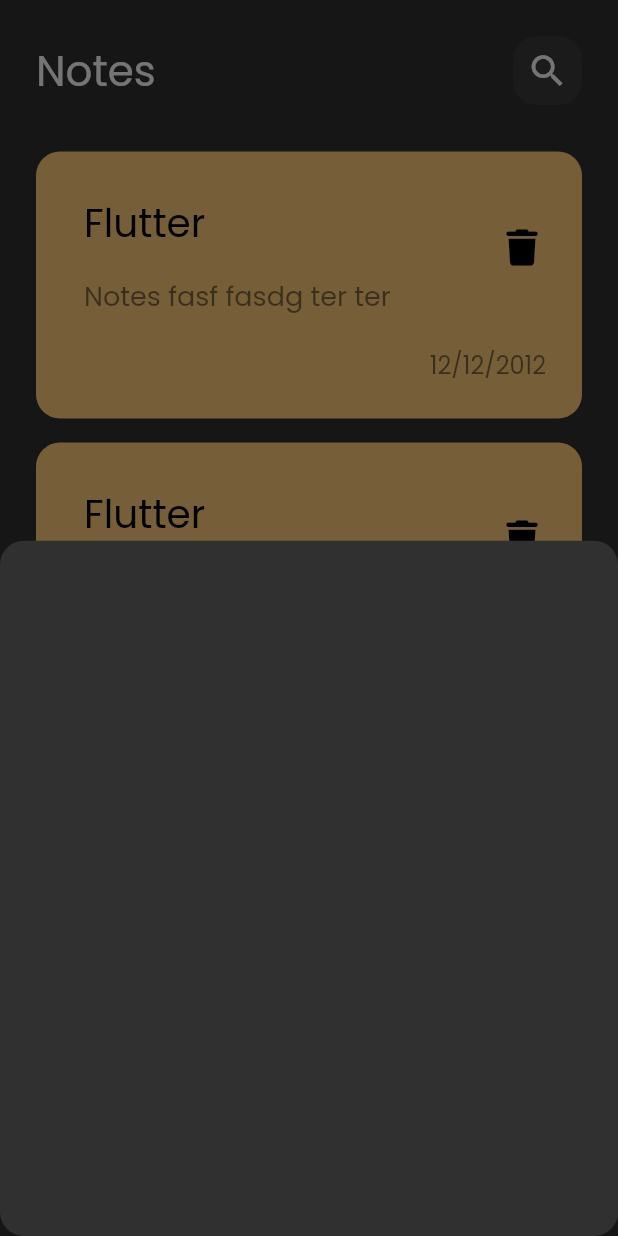
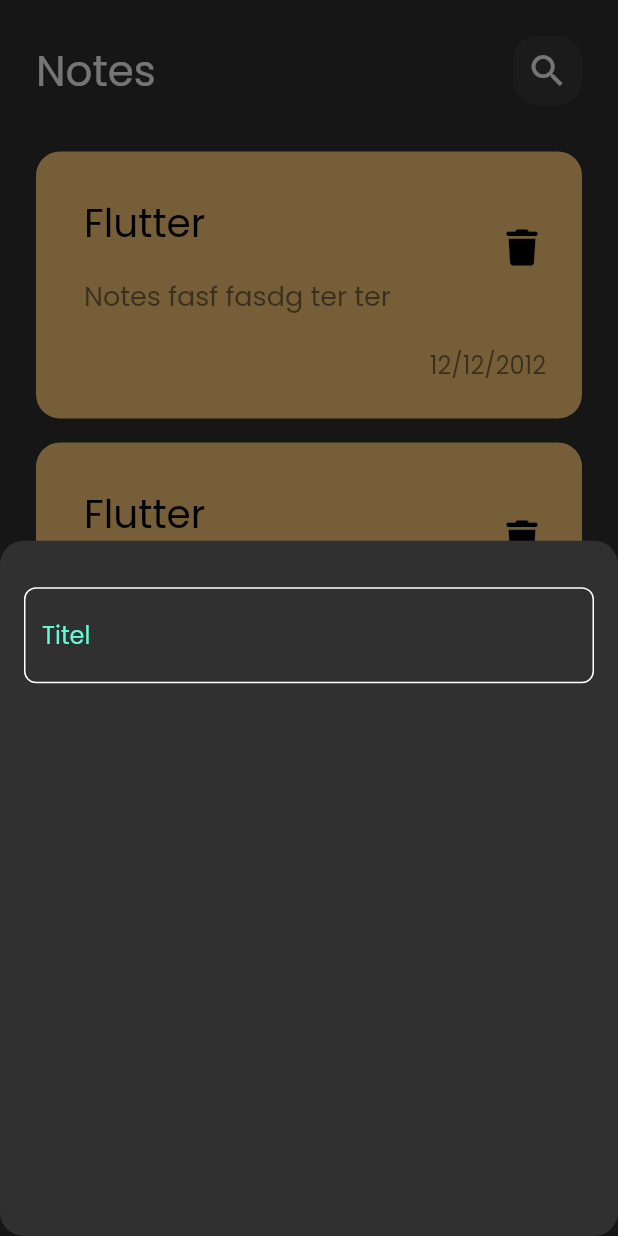
Before and after one commit to ahmedalgzery/Notes-App, a Flutter app: the screen it shows after launch, after a tap on the "add" icon, on a phone screen of 412 x 824 dp. Run offline on Flutter 3.47's test engine with Material 2 defaults, Android fonts, the phone set to English and light mode, and no system bars; our stand-ins replace font_awesome_flutter.

Commit message:
create custom Text field

```diff
--- /dev/null
+++ b/lib/constantes.dart
@@ -0,0 +1,3 @@
+import 'package:flutter/material.dart';
+
+const kPrimaryColor = Color(0xff62FCD7);
--- a/lib/widgets/add_show_modal_bottom_sheet.dart
+++ b/lib/widgets/add_show_modal_bottom_sheet.dart
@@ -1,10 +1,21 @@
 import 'package:flutter/material.dart';
+import 'package:notes/widgets/custom_text_field.dart';
 
 class AddNoteBottomSheet extends StatelessWidget {
   const AddNoteBottomSheet({super.key});
 
   @override
   Widget build(BuildContext context) {
-    return Container();
+    return const Padding(
+      padding: EdgeInsets.all(16.0),
+      child: Column(
+        children: [
+          SizedBox(
+            height: 15.0,
+          ),
+          CustmTextField(),
+        ],
+      ),
+    );
   }
 }
--- /dev/null
+++ b/lib/widgets/custom_text_field.dart
@@ -0,0 +1,31 @@
+import 'package:flutter/material.dart';
+import 'package:notes/constantes.dart';
+
+class CustmTextField extends StatelessWidget {
+  const CustmTextField({super.key});
+
+  @override
+  Widget build(BuildContext context) {
+    return TextField(
+      cursorColor: kPrimaryColor,
+      decoration: InputDecoration(
+        hintText: 'Titel',
+        hintStyle: const TextStyle(
+          color: kPrimaryColor,
+        ),
+        border: buildBorder(),
+        enabledBorder: buildBorder(),
+        focusedBorder: buildBorder(kPrimaryColor),
+      ),
+    );
+  }
+
+  OutlineInputBorder buildBorder([color]) {
+    return OutlineInputBorder(
+      borderRadius: BorderRadius.circular(8),
+      borderSide: BorderSide(
+        color: color ?? Colors.white,
+      ),
+    );
+  }
+}
```
